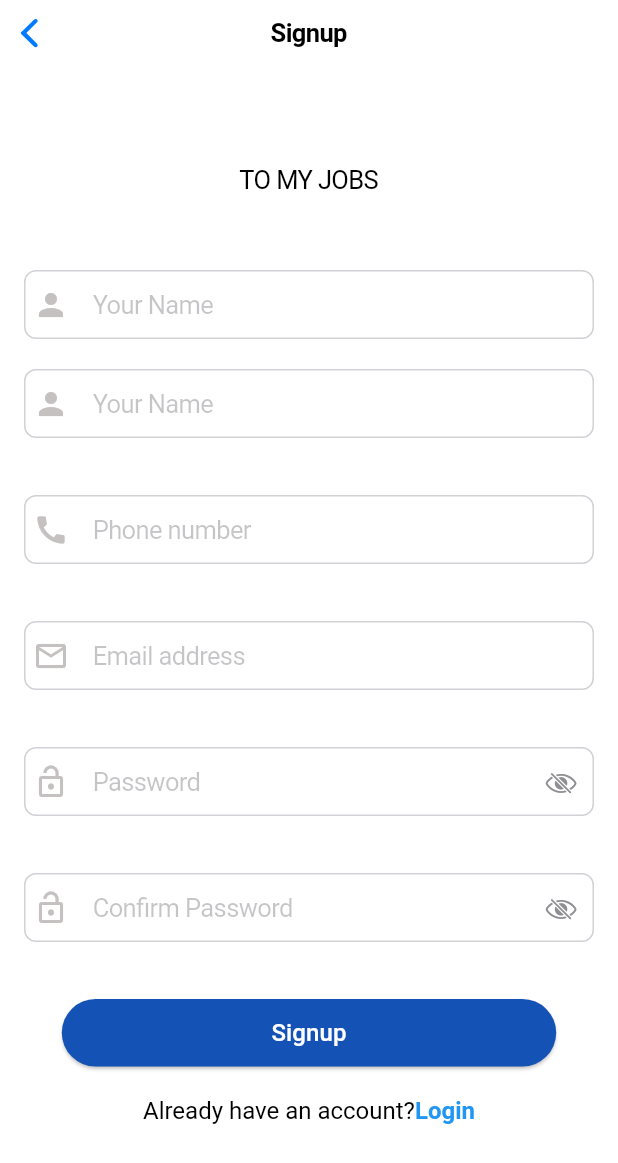
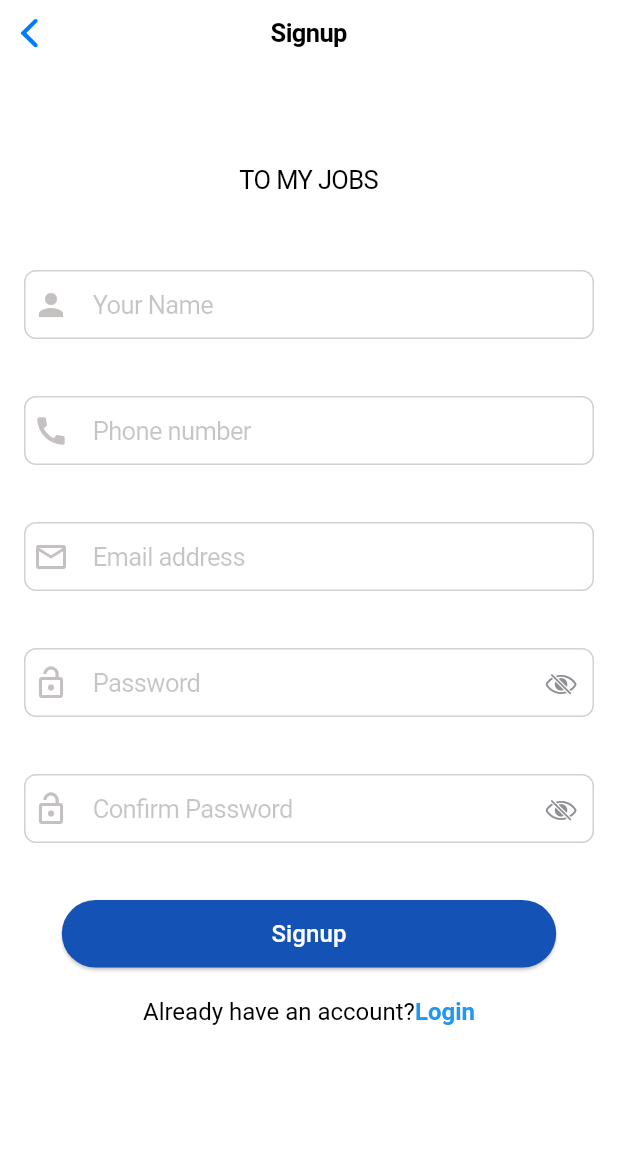
Before and after one commit to QuickAditya/job, a Flutter app: the SignupPage screen opened by its route, on a phone screen of 412 x 824 dp. Shown: the top 1163 px of the screen. Run offline on Flutter 3.47's test engine with Material 3 defaults, Android fonts, the light colour scheme and no system bars; our stand-ins replace carousel_slider, device_preview, dio, either_dart, flutter_onboarding_slider, get and 3 more; accounts and stored records are empty.

Commit message:
changes by alok

```diff
--- a/lib/features/auth/screens/signup_page.dart
+++ b/lib/features/auth/screens/signup_page.dart
@@ -174,16 +174,16 @@ class _SignupPageState extends State<SignupPage> {
                               height: 50,
                             ),
 
-                            CustomCupertinoTextField(
-                              key: Key('signup-name-text-field'),
-                              controller: nameController,
-                              placeholder: 'Your Name',
-                              prefixIcon: Icon(
-                                Icons.person,
-                                color: Color(0xffC5C1C1),
-                              ),
-                            ),
-                            const SizedBox(height: 20),
+                            // CustomCupertinoTextField(
+                            //   key: Key('signup-name-text-field'),
+                            //   controller: nameController,
+                            //   placeholder: 'Your Name',
+                            //   prefixIcon: Icon(
+                            //     Icons.person,
+                            //     color: Color(0xffC5C1C1),
+                            //   ),
+                            // ),
+                            // const SizedBox(height: 20),
 
                             // CupertinoTextField(
                             //   key: Key('signup-number-text-field'),
```
